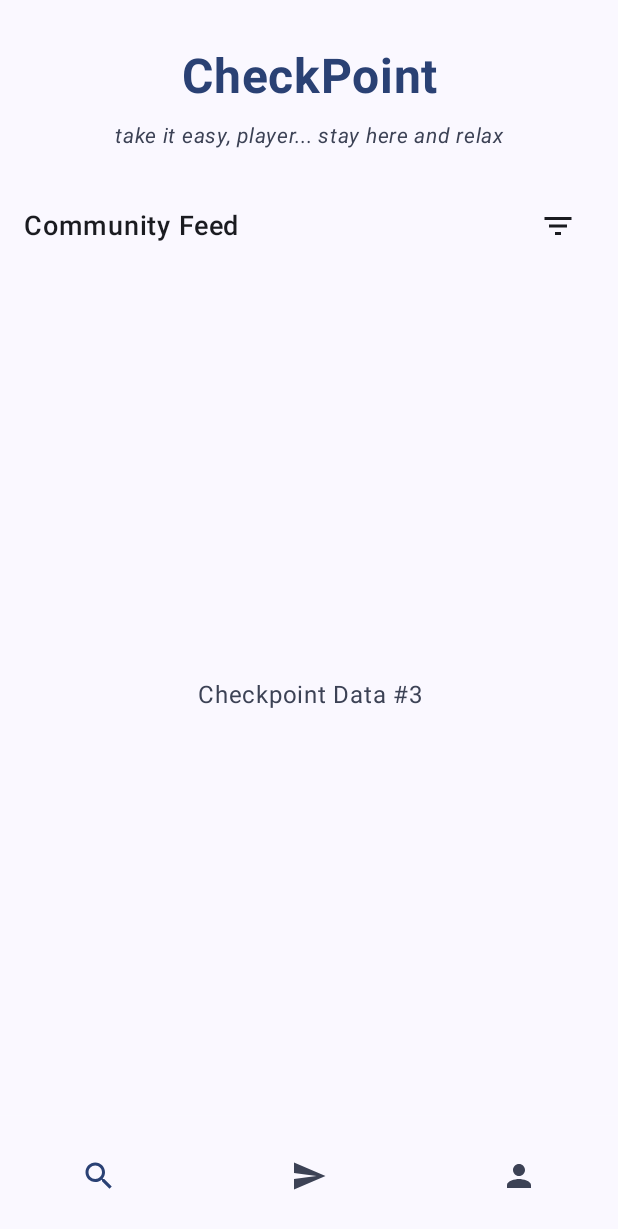
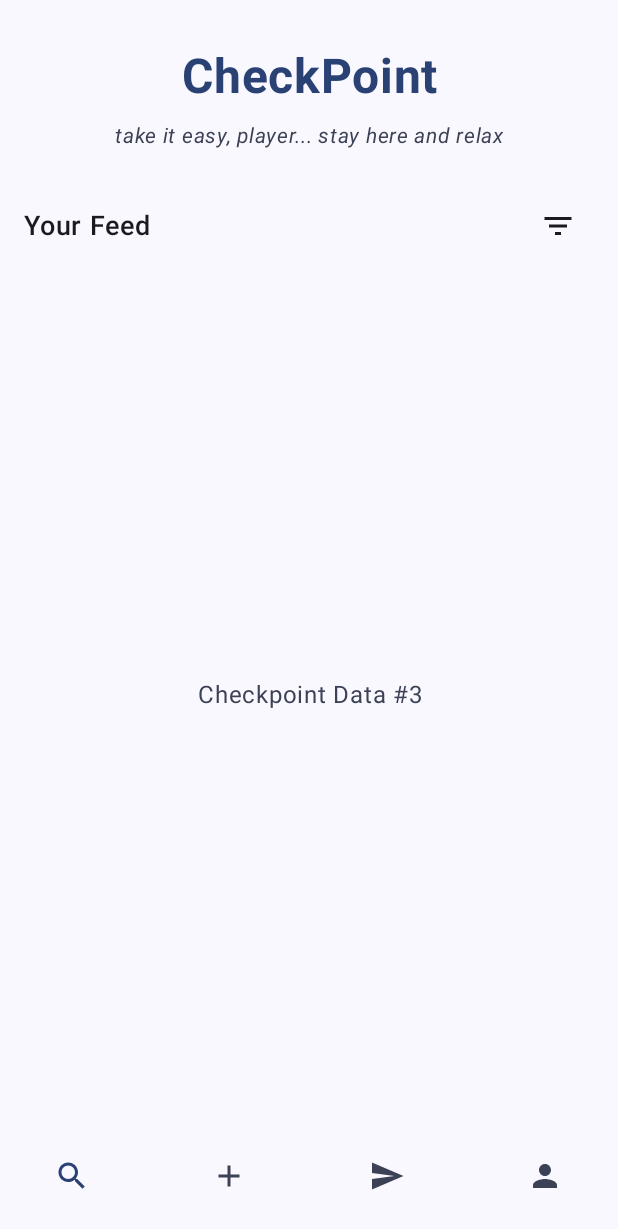
Before and after one commit to AlessioCamerano/CheckPoint, an Android app built with Jetpack Compose: the screen it shows after launch (MainActivity), on a phone screen of 412 x 824 dp. Shown: the top 1229 px of the screen. Run offline under Robolectric (Android 15) with nearby library versions, the phone set to English and light mode, and no system bars.

Commit message:
aggiunto tasto add alla Navbar in Homepage

```diff
--- a/app/src/main/java/com/example/checkpoint/ui/screens/MainScreen.kt
+++ b/app/src/main/java/com/example/checkpoint/ui/screens/MainScreen.kt
@@ -15,6 +15,7 @@ import androidx.compose.foundation.lazy.items
 import androidx.compose.material.icons.Icons
 import androidx.compose.material.icons.automirrored.filled.Send
 import androidx.compose.material.icons.automirrored.filled.TrendingUp
+import androidx.compose.material.icons.filled.Add
 import androidx.compose.material.icons.filled.FilterList
 import androidx.compose.material.icons.filled.Person
 import androidx.compose.material.icons.filled.Search
@@ -78,9 +79,21 @@ fun MainScreen(
                             indicatorColor = Color.Transparent
                         )
                     )
+
                     NavigationBarItem(
                         selected = selectedItem == 1,
                         onClick = { selectedItem = 1 },
+                        icon = { Icon(Icons.Default.Add, contentDescription = "add") },
+                        colors = NavigationBarItemDefaults.colors(
+                            selectedIconColor = MaterialTheme.colorScheme.primary,
+                            unselectedIconColor = MaterialTheme.colorScheme.secondary,
+                            indicatorColor = Color.Transparent
+                        )
+                    )
+
+                    NavigationBarItem(
+                        selected = selectedItem == 2,
+                        onClick = { selectedItem = 2 },
                         icon = { Icon(Icons.AutoMirrored.Filled.Send, contentDescription = "Messages") },
                         colors = NavigationBarItemDefaults.colors(
                             selectedIconColor = MaterialTheme.colorScheme.primary,
@@ -89,8 +102,8 @@ fun MainScreen(
                         )
                     )
                     NavigationBarItem(
-                        selected = selectedItem == 2,
-                        onClick = { selectedItem = 2 },
+                        selected = selectedItem == 3,
+                        onClick = { selectedItem = 3 },
                         icon = { Icon(Icons.Default.Person, contentDescription = "Profile") },
                         colors = NavigationBarItemDefaults.colors(
                             selectedIconColor = MaterialTheme.colorScheme.primary,
@@ -162,7 +175,7 @@ fun MainContent(
             verticalAlignment = Alignment.CenterVertically
         ) {
             Text(
-                text = "Community Feed",
+                text = "Your Feed",
                 color = MaterialTheme.colorScheme.onBackground,
                 fontSize = 18.sp,
                 fontWeight = FontWeight.Medium
```
